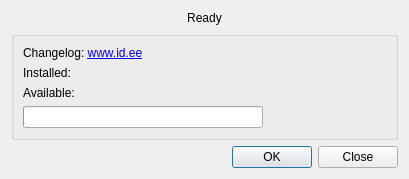
Old version of the form idupdater.ui in the repository open-eid/updater.
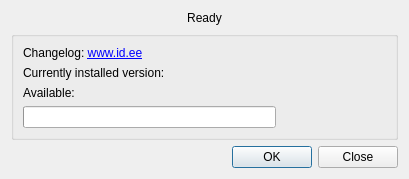
New version of the form.

Diff of the .ui file:
```diff
--- a/idupdater.ui
+++ b/idupdater.ui
@@ -52,7 +52,7 @@
       <item row="1" column="0">
        <widget class="QLabel" name="installedVerLabel">
         <property name="text">
-         <string>Installed:</string>
+         <string>Currently installed version:</string>
         </property>
        </widget>
       </item>
```
